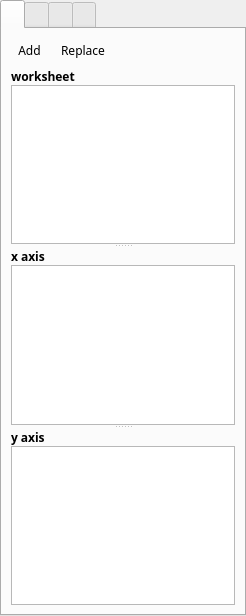
Old version of the form branches/split/grafity/ui/forms/properties.ui in the repository BackupTheBerlios/grafity-svn.
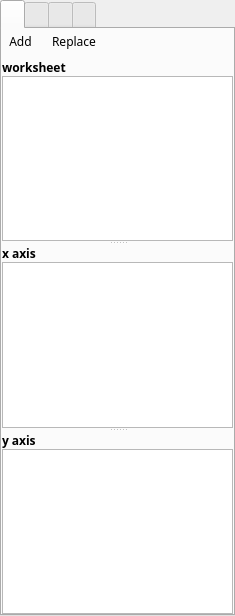
New version of the form. Icons and pictures are not drawn.

Diff of the .ui file:
```diff
--- a/branches/split/grafity/ui/forms/properties.ui
+++ b/branches/split/grafity/ui/forms/properties.ui
@@ -8,7 +8,7 @@
    <rect>
     <x>0</x>
     <y>0</y>
-    <width>246</width>
+    <width>235</width>
     <height>616</height>
    </rect>
   </property>
@@ -56,7 +56,7 @@
       </attribute>
       <layout class="QVBoxLayout" >
        <property name="margin" >
-        <number>9</number>
+        <number>0</number>
        </property>
        <property name="spacing" >
         <number>6</number>
```
Left out of the diff: 12 changed lines with no effect on the pictures.
